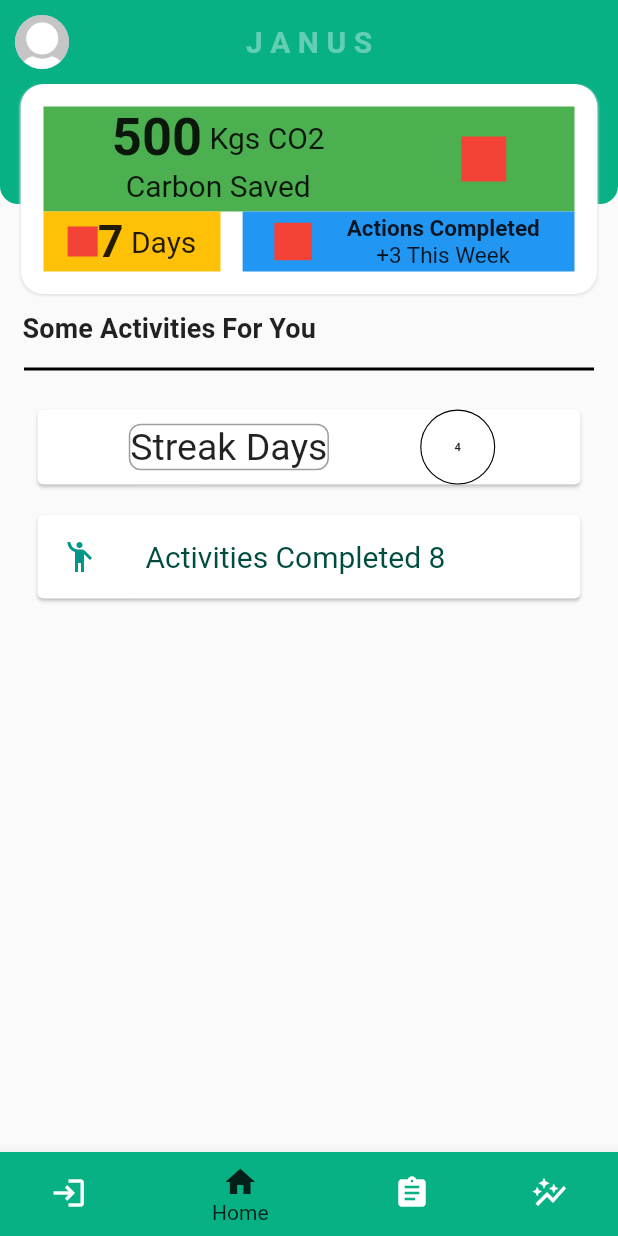
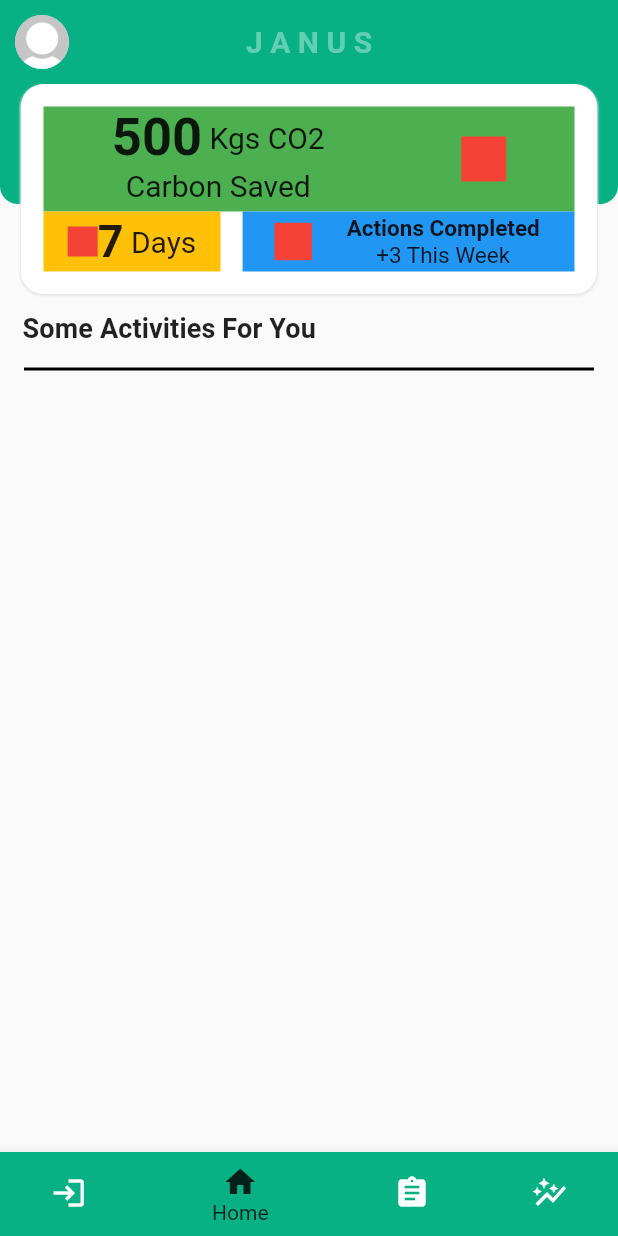
Before and after one commit to jeyeong/climate-ark-app, a Flutter app: the screen it shows after launch, item 2 of the bottom bar chosen, on a phone screen of 412 x 824 dp. Run offline on Flutter 3.47's test engine with Material 2 defaults, Android fonts, the light colour scheme and no system bars; our stand-ins replace fl_chart, material_floating_search_bar.

Commit message:
deleted cards

```diff
--- a/canvas/lib/views/home_page.dart
+++ b/canvas/lib/views/home_page.dart
@@ -221,44 +221,6 @@ class _HomePageState extends State<HomePage> {
               ),
             ),
           ),
-          Card(
-            margin:
-                const EdgeInsets.symmetric(vertical: 10.0, horizontal: 25.0),
-            child: Row(
-                mainAxisAlignment: MainAxisAlignment.spaceEvenly,
-                children: [
-                  Container(
-                    decoration: BoxDecoration(
-                      border: Border.all(width: 1, color: Colors.black38),
-                      borderRadius: const BorderRadius.all(Radius.circular(8)),
-                    ),
-                    child: const Text(
-                      'Streak Days',
-                      style: TextStyle(fontSize: 25),
-                    ),
-                    margin: const EdgeInsets.all(4),
-                  ),
-                  const CircleWithText(
-                    title: '4',
-                    radius: 50.0,
-                  ),
-                ]),
-          ),
-          Card(
-            margin:
-                const EdgeInsets.symmetric(vertical: 10.0, horizontal: 25.0),
-            child: ListTile(
-              leading: const Icon(
-                Icons.emoji_people,
-                color: Colors.teal,
-              ),
-              title: Text('Activities Completed 8',
-                  style: TextStyle(
-                    color: Colors.teal.shade900,
-                    fontSize: 20.0,
-                  )),
-            ),
-          ),
         ],
       ),
     );
```
